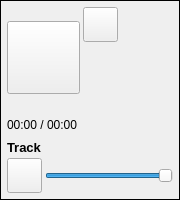
First picture: the form in DMHelper/src/soundboardtrack.ui, repository MMetze/DMHelper, before the edit.
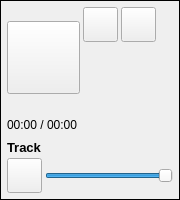
Second picture: the form after the edit. Icons and pictures are not drawn.

```diff
--- a/DMHelper/src/soundboardtrack.ui
+++ b/DMHelper/src/soundboardtrack.ui
@@ -40,7 +40,7 @@
   <property name="frameShadow">
    <enum>QFrame::Plain</enum>
   </property>
-  <layout class="QVBoxLayout" name="verticalLayout_2">
+  <layout class="QVBoxLayout" name="verticalLayout_3">
    <property name="spacing">
     <number>3</number>
    </property>
@@ -58,6 +58,9 @@
    </property>
    <item>
     <layout class="QHBoxLayout" name="horizontalLayout">
+     <property name="spacing">
+      <number>3</number>
+     </property>
      <item>
       <widget class="QPushButton" name="btnPlay">
        <property name="minimumSize">
@@ -97,10 +100,7 @@
       </widget>
      </item>
      <item>
-      <layout class="QVBoxLayout" name="verticalLayout">
-       <property name="spacing">
-        <number>3</number>
-       </property>
+      <layout class="QVBoxLayout" name="verticalLayout_2">
        <item>
         <widget class="QPushButton" name="btnRepeat">
          <property name="minimumSize">
@@ -141,7 +141,56 @@
          <property name="sizeHint" stdset="0">
           <size>
            <width>20</width>
-           <height>0</height>
+           <height>13</height>
+          </size>
+         </property>
+        </spacer>
+       </item>
+      </layout>
+     </item>
+     <item>
+      <layout class="QVBoxLayout" name="verticalLayout">
+       <item>
+        <widget class="QPushButton" name="btnRemove">
+         <property name="minimumSize">
+          <size>
+           <width>35</width>
+           <height>35</height>
+          </size>
+         </property>
+         <property name="maximumSize">
+          <size>
+           <width>35</width>
+           <height>35</height>
+          </size>
+         </property>
+         <property name="text">
+          <string/>
+         </property>
+         <property name="icon">
+          <iconset resource="resources.qrc">
+           <normaloff>:/img/data/icon_remove.png</normaloff>:/img/data/icon_remove.png</iconset>
+         </property>
+         <property name="iconSize">
+          <size>
+           <width>25</width>
+           <height>25</height>
+          </size>
+         </property>
+         <property name="checkable">
+          <bool>false</bool>
+         </property>
+        </widget>
+       </item>
+       <item>
+        <spacer name="verticalSpacer_2">
+         <property name="orientation">
+          <enum>Qt::Vertical</enum>
+         </property>
+         <property name="sizeHint" stdset="0">
+          <size>
+           <width>20</width>
+           <height>13</height>
           </size>
          </property>
         </spacer>
@@ -155,7 +204,7 @@
        </property>
        <property name="sizeHint" stdset="0">
         <size>
-         <width>0</width>
+         <width>13</width>
          <height>20</height>
         </size>
        </property>
```
